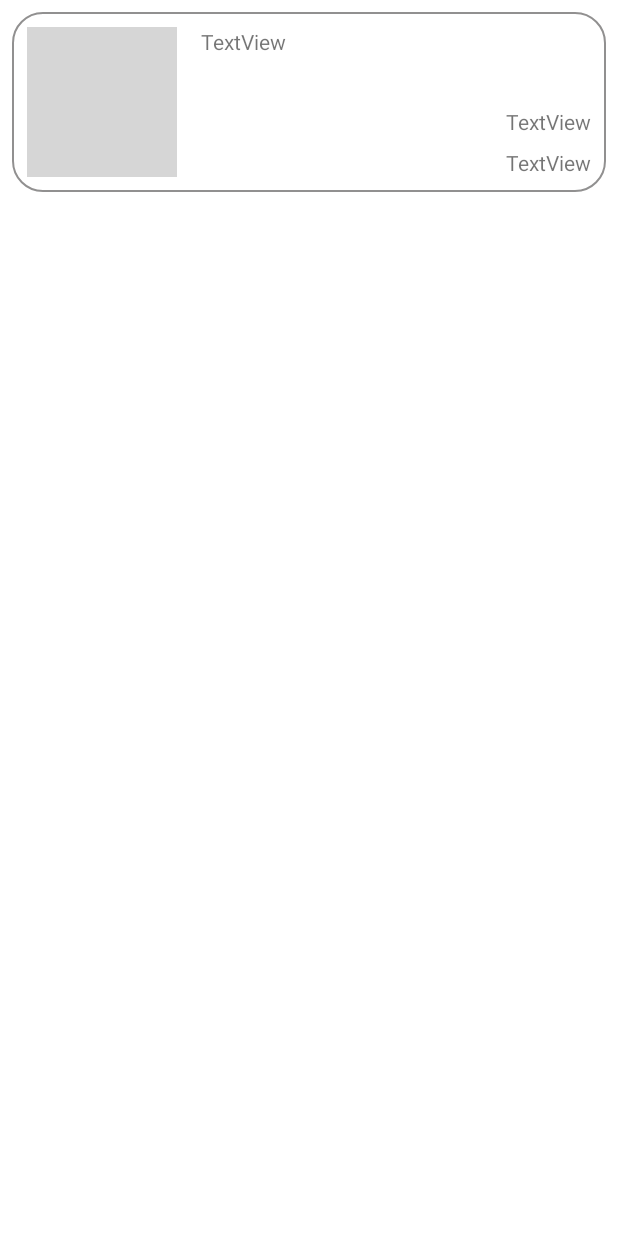
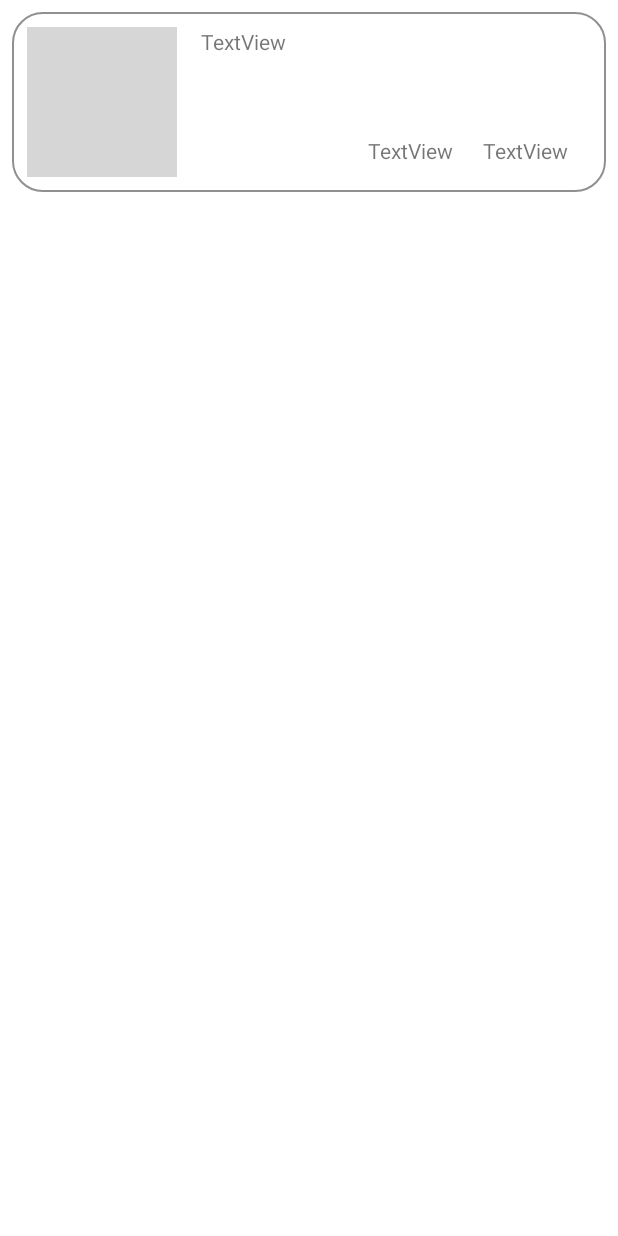
Before and after one commit to MadSeer/MyMind, an Android app: the layout fragment_mood_card.xml on its own in the app's theme, with its tools: preview values and no code run, on a phone screen of 412 x 824 dp. Run offline under Robolectric (Android 15) with nearby library versions, the phone set to English and light mode, and no system bars; grey boxes are pictures that could not be loaded.

Commit message:
temp changes

```diff
--- a/app/src/main/java/com/mymind/core/UserMoodModel.kt
+++ b/app/src/main/java/com/mymind/core/UserMoodModel.kt
@@ -11,8 +11,8 @@ class UserMoodModel() : RealmObject {
     @PrimaryKey
     var id: UUID = UUID.randomUUID()
     var commentary: String = ""
-    var minute: Int = 0
-    var hour: Int = 0
+    var minute: String = "0"
+    var hour: String = "0"
     var mood: Int = 0
     var date: String = ""
 }
--- a/app/src/main/java/com/mymind/ui/screens/MoodListFragment.kt
+++ b/app/src/main/java/com/mymind/ui/screens/MoodListFragment.kt
@@ -17,6 +17,7 @@ class MoodListFragment : BaseFragment<FragmentMoodListBinding>() {
     override fun FragmentMoodListBinding.initializeLayout() {
         val rvMood = recyclerViewMoodList
         val db = Database().getData() // !!!!!
+
         val adapter = MoodListFragmentRecyclerViewAdapter(db)
         rvMood.adapter = adapter
         rvMood.layoutManager = LinearLayoutManager(requireContext())
--- a/app/src/main/java/com/mymind/ui/screens/MoodListFragmentRecyclerViewAdapter.kt
+++ b/app/src/main/java/com/mymind/ui/screens/MoodListFragmentRecyclerViewAdapter.kt
@@ -11,7 +11,7 @@ import com.mymind.core.UserMoodModel
 import io.realm.kotlin.query.RealmResults
 
 class MoodListFragmentRecyclerViewAdapter(
-    private var dataBase: RealmResults<UserMoodModel>
+    private var dataBase: RealmResults<UserMoodModel>,
 ) : RecyclerView.Adapter<RecyclerView.ViewHolder>() {
 
     inner class ViewHolder(itemView: View) : RecyclerView.ViewHolder(itemView)
--- a/app/src/main/res/layout/fragment_mood_card.xml
+++ b/app/src/main/res/layout/fragment_mood_card.xml
@@ -18,30 +18,34 @@
 
     <TextView
         android:id="@+id/textViewCommentary"
-        android:layout_width="wrap_content"
+        android:layout_width="0dp"
         android:layout_height="wrap_content"
         android:layout_marginStart="16dp"
         android:text="TextView"
+        app:layout_constraintEnd_toEndOf="@+id/textViewTime"
+        app:layout_constraintHorizontal_bias="0.0"
         app:layout_constraintStart_toEndOf="@+id/imageViewMoodCard"
         app:layout_constraintTop_toTopOf="@+id/imageViewMoodCard" />
+
+    <TextView
+        android:id="@+id/textViewDate"
+        android:layout_width="wrap_content"
+        android:layout_height="wrap_content"
+        android:layout_marginEnd="20dp"
+        android:text="TextView"
+        app:layout_constraintBottom_toBottomOf="@+id/textViewTime"
+        app:layout_constraintEnd_toStartOf="@+id/textViewTime"
+        app:layout_constraintTop_toTopOf="@+id/textViewTime"
+        app:layout_constraintVertical_bias="1.0" />
 
     <TextView
         android:id="@+id/textViewTime"
         android:layout_width="wrap_content"
         android:layout_height="wrap_content"
+        android:layout_marginEnd="15dp"
+        android:layout_marginBottom="8dp"
         android:text="TextView"
         app:layout_constraintBottom_toBottomOf="parent"
         app:layout_constraintEnd_toEndOf="parent" />
 
-    <TextView
-        android:id="@+id/textViewDate"
-        android:layout_width="wrap_content"
-        android:layout_height="wrap_content"
-        android:layout_marginBottom="8dp"
-        android:text="TextView"
-        app:layout_constraintBottom_toTopOf="@+id/textViewTime"
-        app:layout_constraintEnd_toEndOf="@+id/textViewTime"
-        app:layout_constraintHorizontal_bias="0.0"
-        app:layout_constraintStart_toStartOf="@+id/textViewTime" />
-
 </androidx.constraintlayout.widget.ConstraintLayout>
--- a/app/src/main/res/layout/fragment_new_mood_layout.xml
+++ b/app/src/main/res/layout/fragment_new_mood_layout.xml
@@ -55,7 +55,7 @@
 
             <EditText
                 android:id="@+id/moodCommentaryPlainText"
-                android:layout_width="387dp"
+                android:layout_width="match_parent"
                 android:layout_height="102dp"
                 android:ems="10"
                 android:gravity="start|top"
```
Also changed, not shown: app/src/main/java/com/mymind/core/Database.kt (+7 -17 lines), app/src/main/java/com/mymind/ui/screens/NewMoodFragment.kt (+6 -3 lines).
